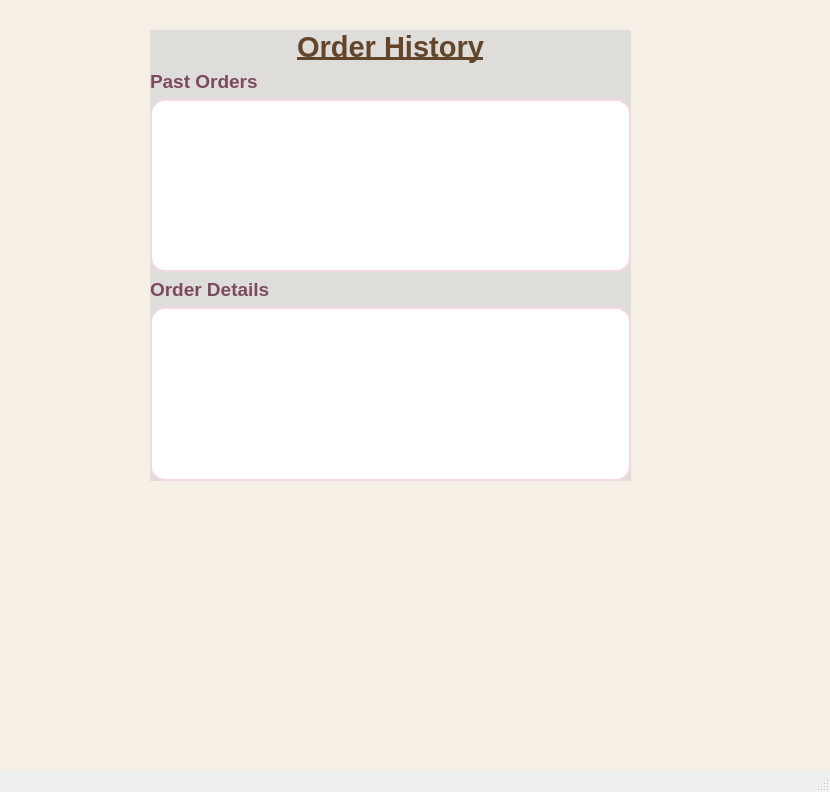
Qt form mainwindow.ui (zeinaswiedan/Restaurant-Ordering-System) before a commit.
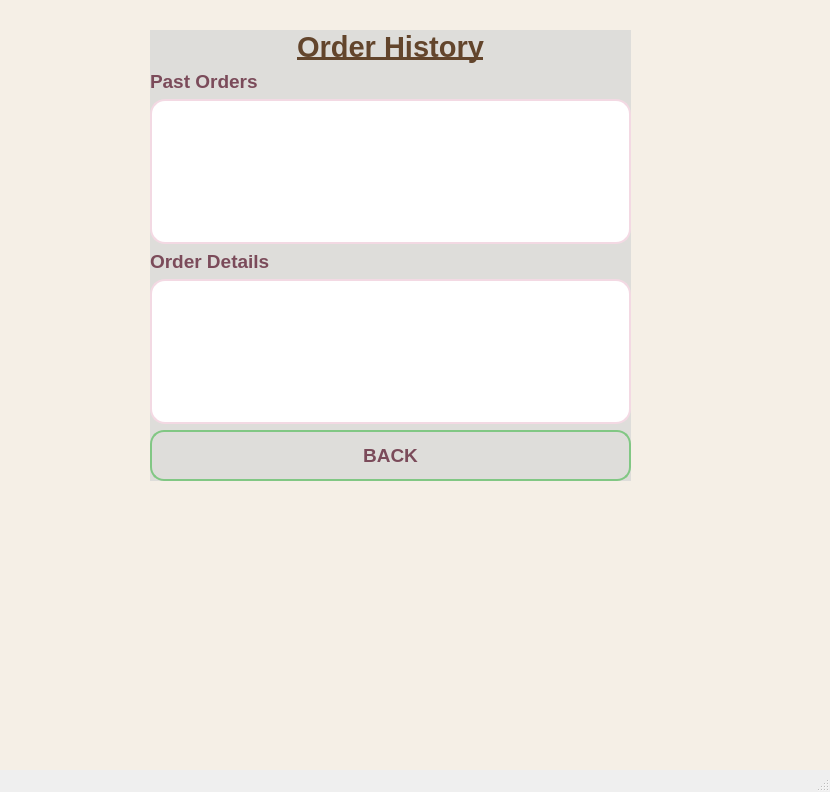
The same form after that commit. The open tabs and pages were chosen to show the change.

What changed in the file:
```diff
--- a/mainwindow.ui
+++ b/mainwindow.ui
@@ -726,10 +726,7 @@
        <string notr="true">background-color:  rgb(222, 221, 218);</string>
       </property>
       <property name="frameShape">
-       <enum>QFrame::Shape::StyledPanel</enum>
-      </property>
-      <property name="frameShadow">
-       <enum>QFrame::Shadow::Raised</enum>
+       <enum>QFrame::NoFrame</enum>
       </property>
       <widget class="QWidget" name="verticalLayoutWidget_4">
        <property name="geometry">
@@ -799,6 +796,13 @@
           </property>
          </widget>
         </item>
+        <item>
+         <widget class="QPushButton" name="pushButton">
+          <property name="text">
+           <string>BACK</string>
+          </property>
+         </widget>
+        </item>
        </layout>
       </widget>
      </widget>
```
Left out of the diff: 47 changed lines with no effect on the pictures.
